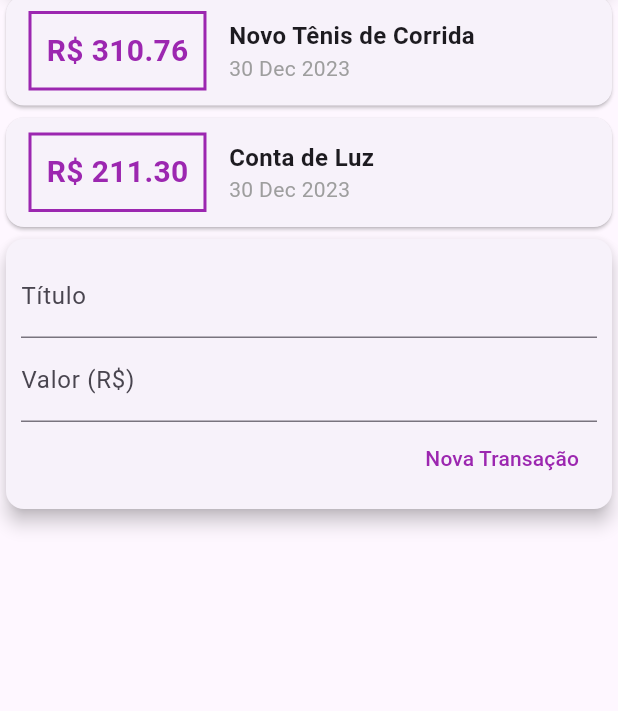
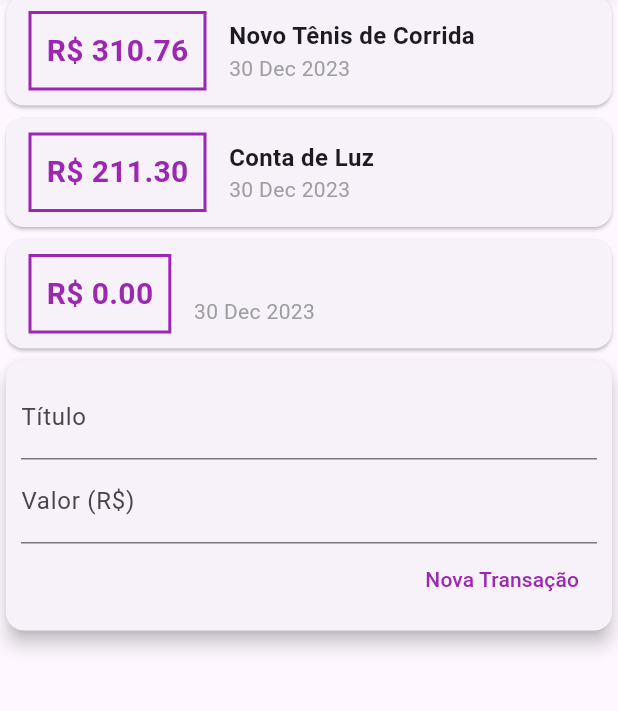
Before and after one commit to ArthurThuko/FlutterUdemy, a Flutter app: the screen it shows after launch, after a tap on "Nova Transação", on a phone screen of 412 x 824 dp, the part 136-847 px from its top. Run offline on Flutter 3.47's test engine with Material 3 defaults, Android fonts, the phone set to English and light mode, and no system bars.

Commit message:
Alterações no expenses

```diff
--- a/expenses/lib/compoments/transaction_form.dart
+++ b/expenses/lib/compoments/transaction_form.dart
@@ -3,6 +3,10 @@ import 'package:flutter/material.dart';
 class TransactionForm extends StatelessWidget {
   final titleController = TextEditingController();
   final valueController = TextEditingController();
+
+  final void Function(String, double) onSubmit;
+
+  TransactionForm(this.onSubmit);
 
   @override
   Widget build(BuildContext context) {
@@ -29,8 +33,9 @@ class TransactionForm extends StatelessWidget {
               children: [
                 TextButton(
                   onPressed: () {
-                    print(titleController.text);
-                    print(valueController.text);
+                    final title = titleController.text;
+                    final value = double.tryParse(valueController.text) ?? 0.0;
+                    onSubmit(title, value);
                   },
                   child: Text(
                     'Nova Transação',
--- a/expenses/lib/compoments/transaction_user.dart
+++ b/expenses/lib/compoments/transaction_user.dart
@@ -21,12 +21,25 @@ class _TransactionUserState extends State<TransactionUser> {
         id: 't2', title: 'Conta de Luz', value: 211.30, date: DateTime.now()),
   ];
 
+  _addTransaction(String title, double value) {
+    final newTrasaction = Transaction(
+      id: Random().nextDouble().toString(),
+      title: title,
+      value: value,
+      date: DateTime.now(),
+    );
+
+    setState(() {
+      _transactions.add(newTrasaction);
+    });
+  }
+
   @override
   Widget build(BuildContext context) {
     return Column(
       children: [
         TransationList(_transactions),
-        TransactionForm(),
+        TransactionForm(_addTransaction),
       ],
     );
   }
```
Also changed, not shown: expenses/pubspec.lock.
